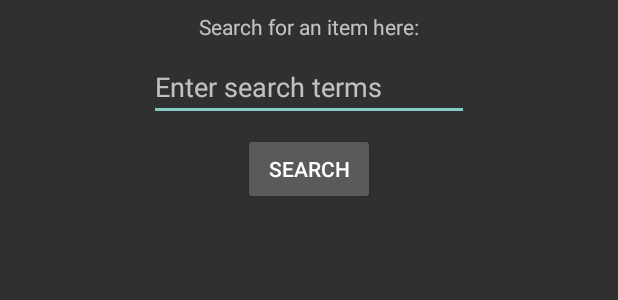
After one commit to Hedge77/GroupProjectApp, an Android app: the layout fragment_search.xml on its own in the app's theme, with its tools: preview values and no code run, on a phone screen of 412 x 824 dp. The commit adds this screen. Shown: the top 300 px of the screen. Run offline under Robolectric (Android 15) with nearby library versions, the phone set to English and light mode, and no system bars.

Commit message:
Added search fragment

```diff
--- /dev/null
+++ b/app/src/main/res/layout/fragment_search.xml
@@ -0,0 +1,47 @@
+<android.support.constraint.ConstraintLayout xmlns:android="http://schemas.android.com/apk/res/android"
+    xmlns:app="http://schemas.android.com/apk/res-auto"
+    xmlns:tools="http://schemas.android.com/tools"
+    android:layout_width="match_parent"
+    android:layout_height="match_parent"
+    tools:context="group7.tcss450.uw.edu.groupprojectapp.SearchFragment">
+
+
+    <TextView
+        android:id="@+id/searchTextView"
+        android:layout_width="wrap_content"
+        android:layout_height="wrap_content"
+        android:layout_marginLeft="8dp"
+        android:layout_marginRight="8dp"
+        android:layout_marginTop="8dp"
+        android:text="@string/search_text"
+        app:layout_constraintLeft_toLeftOf="parent"
+        app:layout_constraintRight_toRightOf="parent"
+        app:layout_constraintTop_toTopOf="parent" />
+
+    <EditText
+        android:id="@+id/searchBox"
+        android:layout_width="wrap_content"
+        android:layout_height="wrap_content"
+        android:layout_marginLeft="8dp"
+        android:layout_marginRight="8dp"
+        android:layout_marginTop="8dp"
+        android:ems="10"
+        android:hint="@string/search_hint"
+        android:inputType="textPersonName"
+        app:layout_constraintLeft_toLeftOf="parent"
+        app:layout_constraintRight_toRightOf="parent"
+        app:layout_constraintTop_toBottomOf="@+id/searchTextView" />
+
+    <Button
+        android:id="@+id/searchButton"
+        android:layout_width="wrap_content"
+        android:layout_height="wrap_content"
+        android:layout_marginLeft="8dp"
+        android:layout_marginRight="8dp"
+        android:layout_marginTop="8dp"
+        android:onClick="buttonClicked"
+        android:text="@string/search_button_text"
+        app:layout_constraintLeft_toLeftOf="parent"
+        app:layout_constraintRight_toRightOf="parent"
+        app:layout_constraintTop_toBottomOf="@+id/searchBox" />
+</android.support.constraint.ConstraintLayout>
--- a/app/src/main/res/values/strings.xml
+++ b/app/src/main/res/values/strings.xml
@@ -15,4 +15,7 @@
     <string name="navigation_drawer_close">Close navigation drawer</string>
 
     <string name="action_settings">Settings</string>
+    <string name="search_text">Search for an item here:</string>
+    <string name="search_hint">Enter search terms</string>
+    <string name="search_button_text">Search</string>
 </resources>
```
Also changed, not shown: app/src/main/java/group7/tcss450/uw/edu/groupprojectapp/Main2Activity.java (+6 -1 lines), app/src/main/java/group7/tcss450/uw/edu/groupprojectapp/SearchFragment.java (added, +73 -0 lines).
